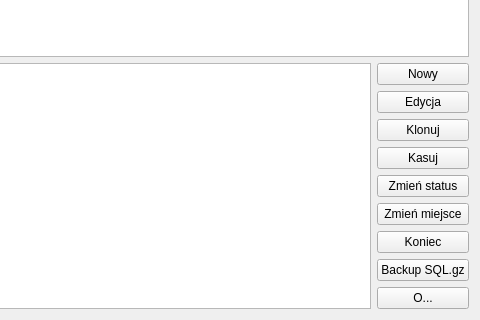
First picture: the form in forms/itemList.ui, repository arekbr/Inwentaryzacja, before the edit; both pictures show x 723 to 1203 and y 298 to 618 of the 1203 by 618 pixel window.
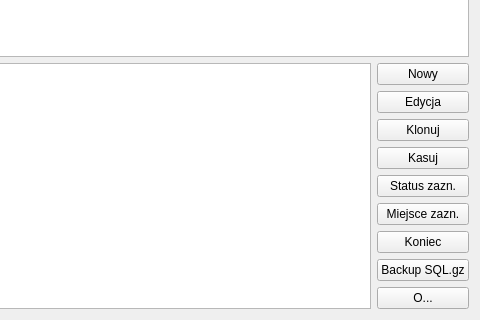
Second picture: the form after the edit.

Patch:
```diff
--- a/forms/itemList.ui
+++ b/forms/itemList.ui
@@ -174,14 +174,20 @@
        <item>
         <widget class="QPushButton" name="itemList_pushButton_bulkStatus">
          <property name="text">
-          <string>Zmień status</string>
+          <string>Status zazn.</string>
+         </property>
+         <property name="toolTip">
+          <string>Zmień status wszystkich zaznaczonych rekordów</string>
          </property>
         </widget>
        </item>
        <item>
         <widget class="QPushButton" name="itemList_pushButton_bulkStorage">
          <property name="text">
-          <string>Zmień miejsce</string>
+          <string>Miejsce zazn.</string>
+         </property>
+         <property name="toolTip">
+          <string>Zmień miejsce przechowywania wszystkich zaznaczonych rekordów</string>
          </property>
         </widget>
        </item>
```
Left out of the diff: 2 changed lines with no effect on the pictures.
